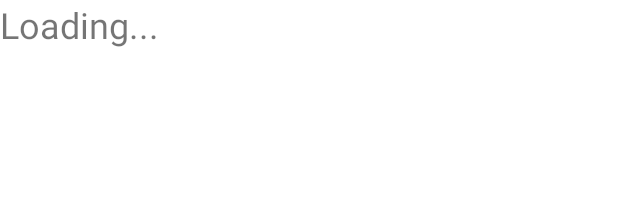
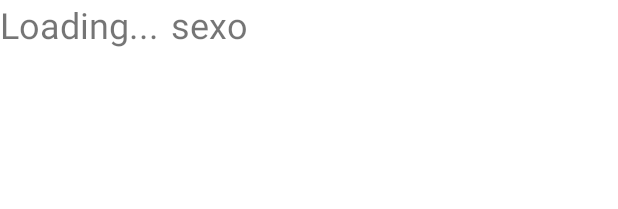
Before and after one commit to mateusvzo/AppUserRoom, an Android app: the layout row_user.xml on its own in the app's theme, with its tools: preview values and no code run, on a phone screen of 412 x 824 dp. Shown: the top 209 px of the screen. Run offline under Robolectric (Android 15) with nearby library versions, the phone set to English and light mode, and no system bars.

Commit message:
column to gender added
added new column for user gender

```diff
--- a/app/src/main/java/com/example/appuserroom/view/viewholder/UserViewHolder.kt
+++ b/app/src/main/java/com/example/appuserroom/view/viewholder/UserViewHolder.kt
@@ -8,5 +8,11 @@ class UserViewHolder(private val bind: RowUserBinding) : RecyclerView.ViewHolder
 
     fun bind(user: UserModel) {
         bind.textName.text = user.name
+        if (user.gender) {
+            bind.textGender.text = "(masculino)"
+        } else {
+            bind.textGender.text = "(feminino)"
+        }
+
     }
 }
--- a/app/src/main/res/layout/row_user.xml
+++ b/app/src/main/res/layout/row_user.xml
@@ -5,9 +5,18 @@
 
     <TextView
         android:id="@+id/text_name"
-        android:text="Loading..."
+        android:text="@string/loading"
         android:textSize="24sp"
+        android:textAlignment="center"
         android:layout_width="wrap_content"
         android:layout_height="wrap_content"/>
 
+    <TextView
+        android:id="@+id/text_gender"
+        android:layout_width="wrap_content"
+        android:text="@string/gender"
+        android:textSize="24sp"
+        android:layout_marginStart="8dp"
+        android:layout_height="wrap_content" />
+
 </LinearLayout>
--- a/app/src/main/res/values/strings.xml
+++ b/app/src/main/res/values/strings.xml
@@ -5,4 +5,6 @@
     <string name="masculine">Masculino</string>
     <string name="feminine">Feminino</string>
     <string name="save">Salvar</string>
+    <string name="loading">Loading...</string>
+    <string name="gender">sexo</string>
 </resources>
```
